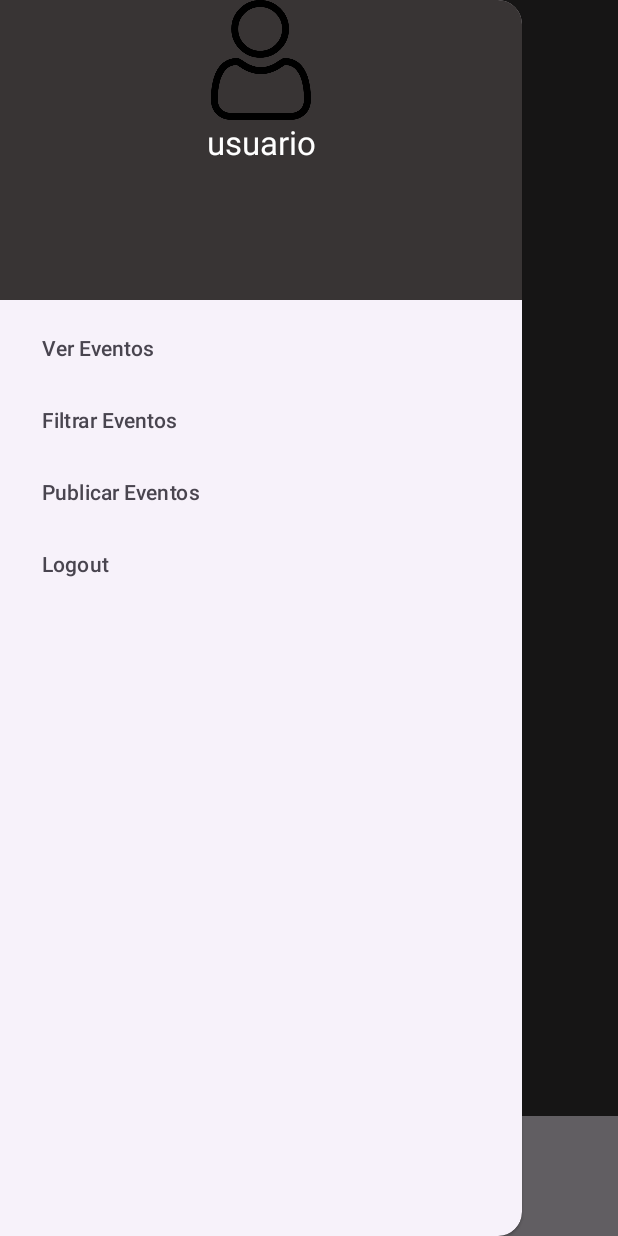
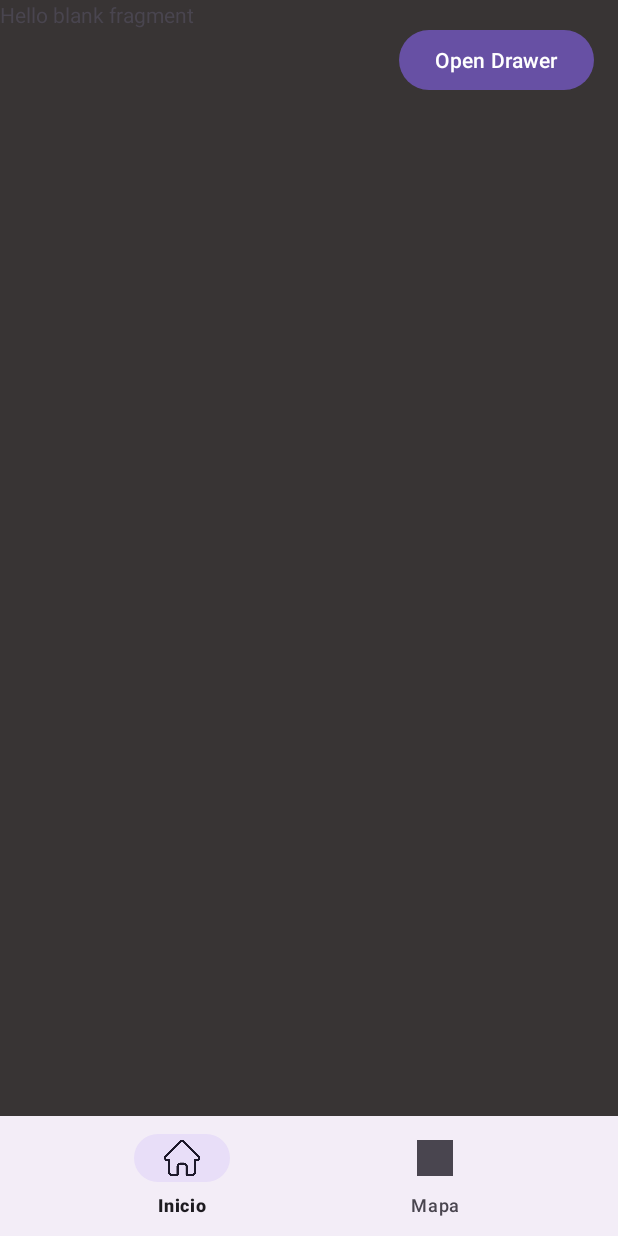
Before and after one commit to Sle3pyHuman/Examen-Programacion-Android, an Android app: the HomeActivity screen opened directly, with no data from a screen before it, in the side drawer, after a tap on "Filtrar Eventos", on a phone screen of 412 x 824 dp. Run offline under Robolectric (Android 15) with nearby library versions, the phone set to English and light mode, and no system bars.

Commit message:
arreglo 0.5

```diff
--- a/app/src/main/AndroidManifest.xml
+++ b/app/src/main/AndroidManifest.xml
@@ -1,6 +1,6 @@
 <?xml version="1.0" encoding="utf-8"?>
 <manifest xmlns:android="http://schemas.android.com/apk/res/android"
-    xmlns:tools="http://schemas.android.com/tools">
+    xmlns:tools="http://schemas.android.com/tools" >
 
     <application
         android:allowBackup="true"
@@ -11,7 +11,7 @@
         android:roundIcon="@mipmap/ic_launcher_round"
         android:supportsRtl="true"
         android:theme="@style/Theme.Examen"
-        tools:targetApi="31">
+        tools:targetApi="31" >
         <activity
             android:name=".MapaActivity"
             android:exported="false" />
@@ -26,7 +26,7 @@
             android:exported="false" />
         <activity
             android:name=".InicioActivity"
-            android:exported="true">
+            android:exported="true" >
             <intent-filter>
                 <action android:name="android.intent.action.MAIN" />
 
--- /dev/null
+++ b/app/src/main/java/com/example/examen/FiltrarFragment.java
@@ -0,0 +1,64 @@
+package com.example.examen;
+
+import android.os.Bundle;
+
+import androidx.fragment.app.Fragment;
+
+import android.view.LayoutInflater;
+import android.view.View;
+import android.view.ViewGroup;
+
+/**
+ * A simple {@link Fragment} subclass.
+ * Use the {@link FiltrarFragment#newInstance} factory method to
+ * create an instance of this fragment.
+ */
+public class FiltrarFragment extends Fragment {
+
+    // TODO: Rename parameter arguments, choose names that match
+    // the fragment initialization parameters, e.g. ARG_ITEM_NUMBER
+    private static final String ARG_PARAM1 = "param1";
+    private static final String ARG_PARAM2 = "param2";
+
+    // TODO: Rename and change types of parameters
+    private String mParam1;
+    private String mParam2;
+
+    public FiltrarFragment() {
+        // Required empty public constructor
+    }
+
+    /**
+     * Use this factory method to create a new instance of
+     * this fragment using the provided parameters.
+     *
+     * @param param1 Parameter 1.
+     * @param param2 Parameter 2.
+     * @return A new instance of fragment FiltrarFragment.
+     */
+    // TODO: Rename and change types and number of parameters
+    public static FiltrarFragment newInstance(String param1, String param2) {
+        FiltrarFragment fragment = new FiltrarFragment();
+        Bundle args = new Bundle();
+        args.putString(ARG_PARAM1, param1);
+        args.putString(ARG_PARAM2, param2);
+        fragment.setArguments(args);
+        return fragment;
+    }
+
+    @Override
+    public void onCreate(Bundle savedInstanceState) {
+        super.onCreate(savedInstanceState);
+        if (getArguments() != null) {
+            mParam1 = getArguments().getString(ARG_PARAM1);
+            mParam2 = getArguments().getString(ARG_PARAM2);
+        }
+    }
+
+    @Override
+    public View onCreateView(LayoutInflater inflater, ViewGroup container,
+                             Bundle savedInstanceState) {
+        // Inflate the layout for this fragment
+        return inflater.inflate(R.layout.fragment_filtrar, container, false);
+    }
+}
--- a/app/src/main/java/com/example/examen/HomeActivity.java
+++ b/app/src/main/java/com/example/examen/HomeActivity.java
@@ -3,6 +3,7 @@ package com.example.examen;
 import android.content.Intent;
 import android.os.Bundle;
 import android.view.MenuItem;
+import android.view.View;
 import android.widget.Button;
 
 import androidx.activity.EdgeToEdge;
@@ -10,6 +11,7 @@ import androidx.annotation.NonNull;
 import androidx.appcompat.app.ActionBarDrawerToggle;
 import androidx.appcompat.app.AppCompatActivity;
 import androidx.core.graphics.Insets;
+import androidx.core.view.GravityCompat;
 import androidx.core.view.ViewCompat;
 import androidx.core.view.WindowInsetsCompat;
 import androidx.drawerlayout.widget.DrawerLayout;
@@ -23,54 +25,71 @@ import com.google.android.material.navigation.NavigationView;
 import java.util.List;
 
 public class HomeActivity extends AppCompatActivity {
-
-    private RecyclerView recyclerViewEvents;
-    private EventoAdapter eventoAdapter;
-    private Button btnVerMapa;
+    private DrawerLayout drawerLayout;
+    private NavigationView navigationView;
+    private ActionBarDrawerToggle toggle;
 
     @Override
     protected void onCreate(Bundle savedInstanceState) {
         super.onCreate(savedInstanceState);
         setContentView(R.layout.activity_home);
 
-        recyclerViewEvents = findViewById(R.id.recyclerView);
-        btnVerMapa = findViewById(R.id.bottom_map);
+        setupNavigationDrawer();
+        setupOpenDrawerButton();
+    }
+    private void logout() {
+        Intent intent = new Intent(HomeActivity.this, InicioActivity.class);
+        intent.setFlags(Intent.FLAG_ACTIVITY_NEW_TASK | Intent.FLAG_ACTIVITY_CLEAR_TASK);
+        startActivity(intent);
+        finish();
+    }
 
-        // Initialize the list of events
-        List<Evento> eventList = getEvents();
+    private void setupNavigationDrawer() {
+        drawerLayout = findViewById(R.id.drawer_layout);
+        navigationView = findViewById(R.id.nav_view);
+        toggle = new ActionBarDrawerToggle(this, drawerLayout, R.string.navigation_drawer_open, R.string.navigation_drawer_close);
+        drawerLayout.addDrawerListener(toggle);
+        toggle.syncState();
 
-        // Set up RecyclerView
-        recyclerViewEvents.setLayoutManager(new LinearLayoutManager(this));
-        eventoAdapter = new EventoAdapter(eventList, this); // Pass List<Evento> and Context
-        recyclerViewEvents.setAdapter(eventoAdapter);
-
-        // Button to navigate to map
-        btnVerMapa.setOnClickListener(v -> {
-            Intent intent = new Intent(HomeActivity.this, MapaActivity.class);
-            startActivity(intent);
-        });
-
-        // Bottom Navigation setup
-        BottomNavigationView bottomNavigationView = findViewById(R.id.bottom_nav_view);
-        bottomNavigationView.setOnNavigationItemSelectedListener(item -> {
-            switch (item.getItemId()) {
-                case R.id.bottom_home:
-                    // Stay on the same activity
-                    return true;
-                case R.id.bottom_map:
-                    Intent intent = new Intent(HomeActivity.this, MapaActivity.class);
-                    startActivity(intent);
-                    return true;
+        navigationView.setNavigationItemSelectedListener(new NavigationView.OnNavigationItemSelectedListener() {
+            @Override
+            public boolean onNavigationItemSelected(@NonNull MenuItem item) {
+                menejoNavigationItemSeleccionado(item);
+                return true;
             }
-            return false;
         });
     }
 
-    private List<Evento> getEvents() {
-        List<Evento> events = new ArrayList<>();
-        // Populate list with sample data for testing
-        events.add(new Evento("Title 1", "Description 1", R.drawable.flayer));
-        events.add(new Evento("Title 2", "Description 2", R.drawable.sample_image2));
-        return events;
+    private void menejoNavigationItemSeleccionado(MenuItem item) {
+        int id = item.getItemId();
+        Fragment selectedFragment = null;
+
+        if (id == R.id.nav_ver_eventos) {
+            selectedFragment = new VerEventoFragment();
+        } else if (id == R.id.nav_filtrar) {
+            selectedFragment = new FiltrarFragment();
+        } else if (id == R.id.nav_publicar) {
+            selectedFragment = new PublicarFragment();
+        } else if (id == R.id.nav_logout) {
+            logout();
+        }
+
+        if (selectedFragment != null) {
+            getSupportFragmentManager().beginTransaction()
+                    .replace(R.id.content_frame, selectedFragment)
+                    .commit();
+        }
+
+        drawerLayout.closeDrawer(GravityCompat.START);
+    }
+
+    private void setupOpenDrawerButton() {
+        Button openDrawerButton = findViewById(R.id.open_drawer_button);
+        openDrawerButton.setOnClickListener(new View.OnClickListener() {
+            @Override
+            public void onClick(View v) {
+                drawerLayout.openDrawer(GravityCompat.START); // Open the drawer
+            }
+        });
     }
 }
--- /dev/null
+++ b/app/src/main/java/com/example/examen/VerEventoFragment.java
@@ -0,0 +1,64 @@
+package com.example.examen;
+
+import android.os.Bundle;
+
+import androidx.fragment.app.Fragment;
+
+import android.view.LayoutInflater;
+import android.view.View;
+import android.view.ViewGroup;
+
+/**
+ * A simple {@link Fragment} subclass.
+ * Use the {@link VerEventoFragment#newInstance} factory method to
+ * create an instance of this fragment.
+ */
+public class VerEventoFragment extends Fragment {
+
+    // TODO: Rename parameter arguments, choose names that match
+    // the fragment initialization parameters, e.g. ARG_ITEM_NUMBER
+    private static final String ARG_PARAM1 = "param1";
+    private static final String ARG_PARAM2 = "param2";
+
+    // TODO: Rename and change types of parameters
+    private String mParam1;
+    private String mParam2;
+
+    public VerEventoFragment() {
+        // Required empty public constructor
+    }
+
+    /**
+     * Use this factory method to create a new instance of
+     * this fragment using the provided parameters.
+     *
+     * @param param1 Parameter 1.
+     * @param param2 Parameter 2.
+     * @return A new instance of fragment VerEventoFragment.
+     */
+    // TODO: Rename and change types and number of parameters
+    public static VerEventoFragment newInstance(String param1, String param2) {
+        VerEventoFragment fragment = new VerEventoFragment();
+        Bundle args = new Bundle();
+        args.putString(ARG_PARAM1, param1);
+        args.putString(ARG_PARAM2, param2);
+        fragment.setArguments(args);
+        return fragment;
+    }
+
+    @Override
+    public void onCreate(Bundle savedInstanceState) {
+        super.onCreate(savedInstanceState);
+        if (getArguments() != null) {
+            mParam1 = getArguments().getString(ARG_PARAM1);
+            mParam2 = getArguments().getString(ARG_PARAM2);
+        }
+    }
+
+    @Override
+    public View onCreateView(LayoutInflater inflater, ViewGroup container,
+                             Bundle savedInstanceState) {
+        // Inflate the layout for this fragment
+        return inflater.inflate(R.layout.fragment_ver_evento, container, false);
+    }
+}
--- a/app/src/main/res/layout/activity_home.xml
+++ b/app/src/main/res/layout/activity_home.xml
@@ -3,16 +3,32 @@
     xmlns:android="http://schemas.android.com/apk/res/android"
     xmlns:app="http://schemas.android.com/apk/res-auto"
     xmlns:tools="http://schemas.android.com/tools"
-    android:id="@+id/home"
+    android:id="@+id/drawer_layout"
     android:layout_width="match_parent"
     android:layout_height="match_parent"
     android:background="@color/color_background"
     tools:context=".HomeActivity">
 
+    <!-- Contenido principal -->
+    <FrameLayout
+        android:id="@+id/content_frame"
+        android:layout_width="match_parent"
+        android:layout_height="match_parent">
+
+        <Button
+            android:id="@+id/open_drawer_button"
+            android:layout_width="wrap_content"
+            android:layout_height="wrap_content"
+            android:text="Open Drawer"
+            android:layout_gravity="top|end"
+            android:layout_margin="16dp" />
+    </FrameLayout>
+
     <androidx.constraintlayout.widget.ConstraintLayout
         android:layout_width="wrap_content"
         android:layout_height="wrap_content">
 
+        <!-- Bottom Navigation -->
         <com.google.android.material.bottomnavigation.BottomNavigationView
             android:id="@+id/bottom_nav_view"
             android:layout_width="match_parent"
@@ -23,20 +39,20 @@
             app:layout_constraintEnd_toEndOf="parent"
             app:layout_constraintHorizontal_bias="0.5"
             app:layout_constraintStart_toStartOf="parent"
+            android:layout_gravity="bottom"
             app:menu="@menu/bottom_nav" />
 
+        <!-- Recycler View -->
         <androidx.recyclerview.widget.RecyclerView
             android:id="@+id/recyclerView"
             android:layout_width="412dp"
             android:layout_height="652dp"
             android:layout_weight="1"
             android:padding="8dp"
+            android:layout_gravity="center"
             app:layout_constraintEnd_toEndOf="parent"
             app:layout_constraintTop_toTopOf="parent" />
     </androidx.constraintlayout.widget.ConstraintLayout>
-
-    <!-- Contenido Principal -->
-
 
     <!-- Navigation Drawer -->
     <com.google.android.material.navigation.NavigationView
@@ -46,6 +62,4 @@
         android:layout_gravity="start"
         app:menu="@menu/nav_menu"
         app:headerLayout="@layout/header_layout" />
-
-    <!-- Menu de abajo -->
 </androidx.drawerlayout.widget.DrawerLayout>
--- /dev/null
+++ b/app/src/main/res/layout/fragment_filtrar.xml
@@ -0,0 +1,14 @@
+<?xml version="1.0" encoding="utf-8"?>
+<FrameLayout xmlns:android="http://schemas.android.com/apk/res/android"
+    xmlns:tools="http://schemas.android.com/tools"
+    android:layout_width="match_parent"
+    android:layout_height="match_parent"
+    tools:context=".FiltrarFragment">
+
+    <!-- TODO: Update blank fragment layout -->
+    <TextView
+        android:layout_width="match_parent"
+        android:layout_height="match_parent"
+        android:text="@string/hello_blank_fragment" />
+
+</FrameLayout>
--- a/app/src/main/res/values/strings.xml
+++ b/app/src/main/res/values/strings.xml
@@ -42,4 +42,6 @@
     <string name="open">open</string>
     <string name="close">close</string>
     <string name="logout">Logout</string>
+    <string name="navigation_drawer_open">open</string>
+    <string name="navigation_drawer_close">close</string>
 </resources>
```
Also changed, not shown: app/src/main/java/com/example/examen/PublicarFragment.java (added, +64 -0 lines), app/src/main/res/layout/activity_mapa.xml (+4 -3 lines), app/src/main/res/layout/fragment_publicar.xml (added, +14 -0 lines), app/src/main/res/layout/fragment_ver_evento.xml (added, +14 -0 lines).
